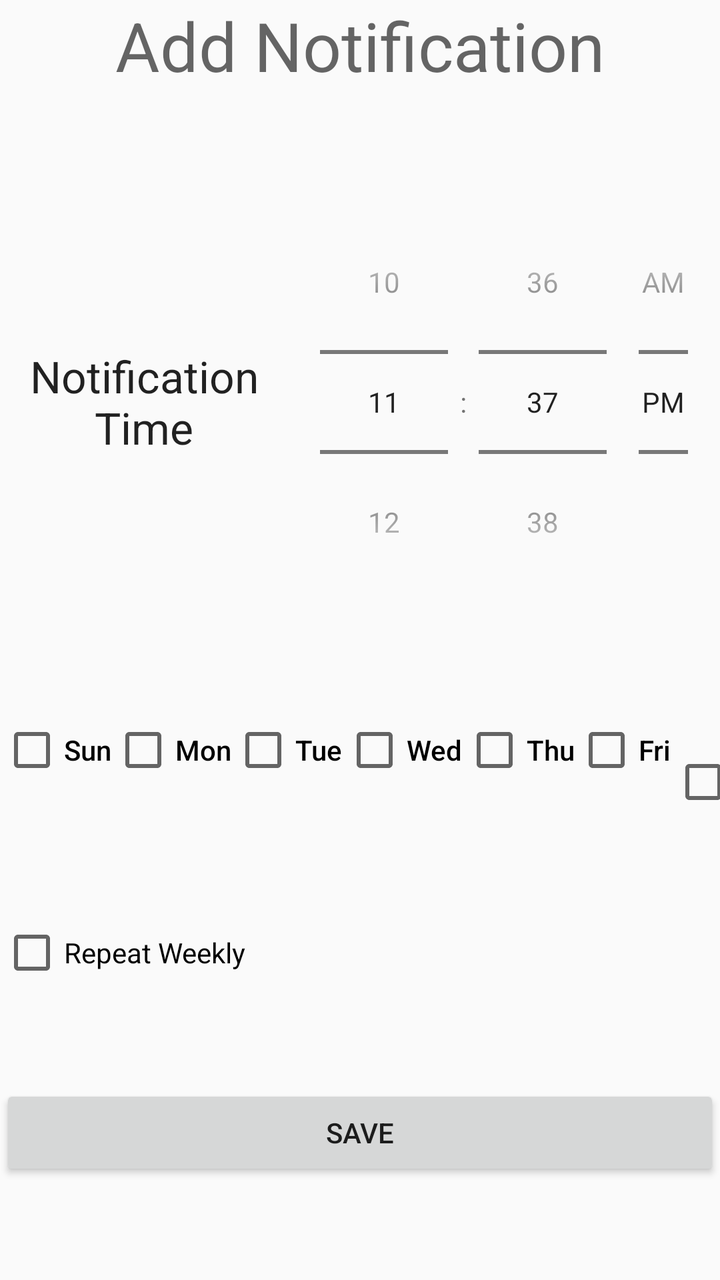
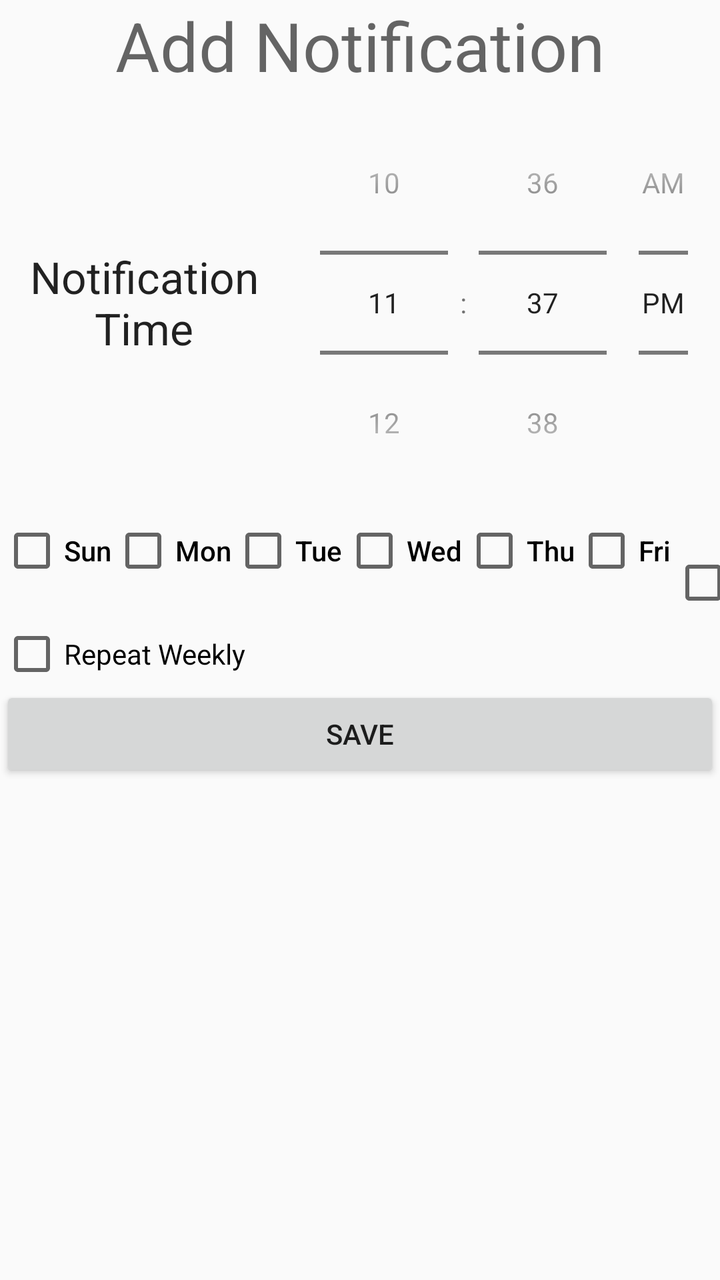

An Android layout rendered at two revisions. The XML below is the earlier revision; the diff shows what the commit changed to produce the second picture.
<!-- AndroidManifest.xml: application theme AppTheme -->
<!-- res/layout/activity_new_notification.xml -->
<?xml version="1.0" encoding="utf-8"?>
<LinearLayout
    xmlns:android="http://schemas.android.com/apk/res/android"
    xmlns:app="http://schemas.android.com/apk/res-auto"
    xmlns:tools="http://schemas.android.com/tools"
    android:layout_width="match_parent"
    android:layout_height="match_parent"
    android:orientation="vertical">

    <androidx.constraintlayout.widget.ConstraintLayout
        android:layout_width="match_parent"
        android:layout_height="match_parent">

        <TextView
            android:id="@+id/text"
            android:layout_width="match_parent"
            android:layout_height="wrap_content"
            android:text="Add Notification"
            android:textAlignment="center"
            android:textAppearance="@style/TextAppearance.AppCompat.Display1"
            app:layout_constraintTop_toTopOf="parent" />

        <LinearLayout
            android:id="@+id/pickTimeGroup"
            android:layout_width="match_parent"
            android:layout_height="wrap_content"
            android:layout_marginBottom="2dp"
            android:orientation="horizontal"
            app:layout_constraintBottom_toTopOf="@+id/days_of_the_week"
            app:layout_constraintEnd_toEndOf="parent"
            app:layout_constraintStart_toStartOf="parent"
            app:layout_constraintTop_toBottomOf="@+id/text">

            <TextView
                android:layout_width="0dp"
                android:layout_height="wrap_content"
                android:layout_gravity="center"
                android:layout_weight="0.4"
                android:text="Notification Time"
                android:textAlignment="center"
                android:textAppearance="@style/TextAppearance.AppCompat.Large" />

            <TimePicker
                android:id="@+id/pickTime"
                android:layout_width="0dp"
                android:layout_height="wrap_content"
                android:layout_weight="0.6"
                android:timePickerMode="spinner" />
        </LinearLayout>

        <CheckBox
            android:id="@+id/repeated"
            android:layout_width="match_parent"
            android:layout_height="wrap_content"
            android:checked="false"
            android:text="Repeat Weekly"
            app:layout_constraintBottom_toTopOf="@+id/saveButton"
            app:layout_constraintEnd_toEndOf="parent"
            app:layout_constraintStart_toStartOf="parent"
            app:layout_constraintTop_toBottomOf="@+id/days_of_the_week" />

        <LinearLayout
            android:id="@+id/days_of_the_week"
            android:layout_width="match_parent"
            android:layout_height="wrap_content"
            android:orientation="horizontal"
            app:layout_constraintBottom_toTopOf="@+id/repeated"
            app:layout_constraintEnd_toEndOf="parent"
            app:layout_constraintStart_toStartOf="parent"
            app:layout_constraintTop_toBottomOf="@+id/pickTimeGroup">

            <CheckBox
                android:id="@+id/sunday"
                android:layout_width="wrap_content"
                android:layout_height="wrap_content"
                android:text="Sun"
                android:textAppearance="@style/TextAppearance.AppCompat.Body2" />

            <CheckBox
                android:id="@+id/monday"
                android:layout_width="wrap_content"
                android:layout_height="wrap_content"
                android:text="Mon"
                android:textAppearance="@style/TextAppearance.AppCompat.Body2"/>

            <CheckBox
                android:id="@+id/tuesday"
                android:layout_width="wrap_content"
                android:layout_height="wrap_content"
                android:text="Tue"
                android:textAppearance="@style/TextAppearance.AppCompat.Body2"/>

            <CheckBox
                android:id="@+id/wednesday"
                android:layout_width="wrap_content"
                android:layout_height="wrap_content"
                android:text="Wed"
                android:textAppearance="@style/TextAppearance.AppCompat.Body2"/>

            <CheckBox
                android:id="@+id/thursday"
                android:layout_width="wrap_content"
                android:layout_height="wrap_content"
                android:text="Thu"
                android:textAppearance="@style/TextAppearance.AppCompat.Body2"/>

            <CheckBox
                android:id="@+id/friday"
                android:layout_width="wrap_content"
                android:layout_height="wrap_content"
                android:text="Fri"
                android:textAppearance="@style/TextAppearance.AppCompat.Body2"/>

            <CheckBox
                android:id="@+id/saturday"
                android:layout_width="wrap_content"
                android:layout_height="wrap_content"
                android:text="Sat"
                android:textAppearance="@style/TextAppearance.AppCompat.Body2"/>

        </LinearLayout>

        <Button
            android:id="@+id/saveButton"
            android:layout_width="match_parent"
            android:layout_height="wrap_content"
            android:layout_gravity="center"
            android:text="SAVE"
            app:layout_constraintBottom_toBottomOf="parent"
            app:layout_constraintEnd_toEndOf="parent"
            app:layout_constraintStart_toStartOf="parent"
            app:layout_constraintTop_toBottomOf="@+id/repeated" />

    </androidx.constraintlayout.widget.ConstraintLayout>

</LinearLayout>
<!-- resources referenced by this layout -->
<resources>
  <style name="AppTheme" parent="Theme.AppCompat.DayNight">
          <item name="colorPrimary">@color/colorPrimary</item>
          <item name="colorPrimaryDark">@color/colorPrimaryDark</item>
          <item name="colorAccent">@color/colorAccent</item>
      </style>
  <color name="colorPrimary">#3F51B5</color>
  <color name="colorPrimaryDark">#303F9F</color>
  <color name="colorAccent">#FF4081</color>
</resources>

<!-- the commit's change to res/layout/activity_new_notification.xml (unified diff, before → after) -->
@@ -1,4 +1,7 @@
 <?xml version="1.0" encoding="utf-8"?>
+<ScrollView android:layout_width="match_parent"
+    android:layout_height="match_parent"
+    xmlns:android="http://schemas.android.com/apk/res/android">
 <LinearLayout
     xmlns:android="http://schemas.android.com/apk/res/android"
     xmlns:app="http://schemas.android.com/apk/res-auto"
@@ -134,3 +137,4 @@
     </androidx.constraintlayout.widget.ConstraintLayout>
 
 </LinearLayout>
+</ScrollView>
